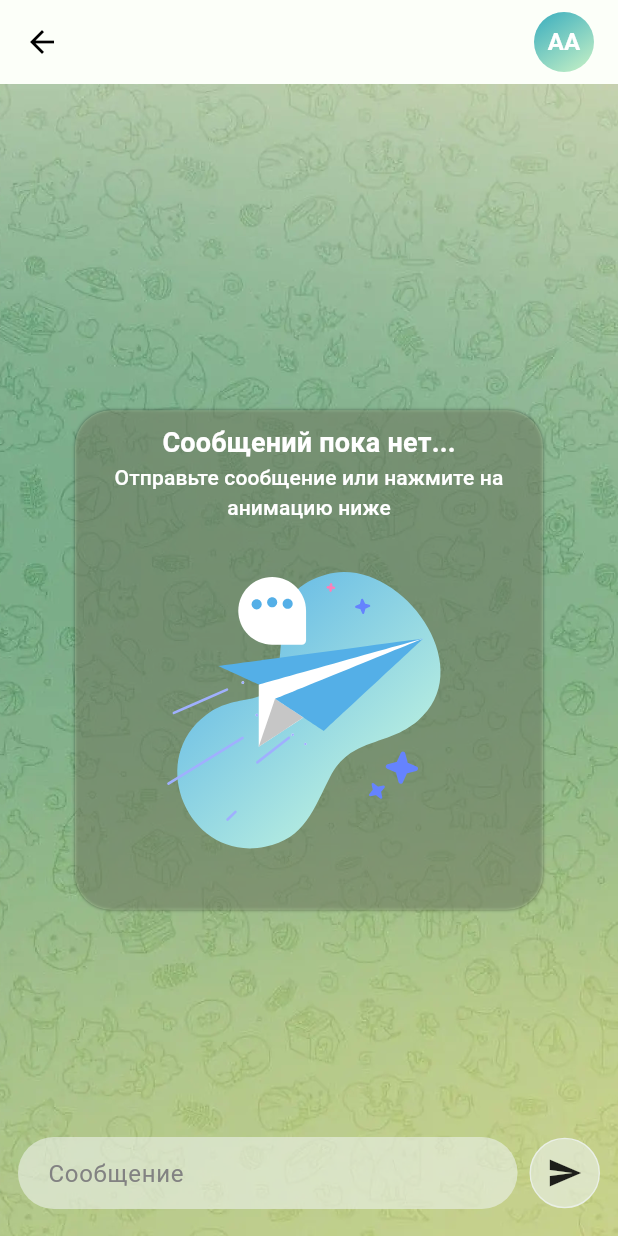
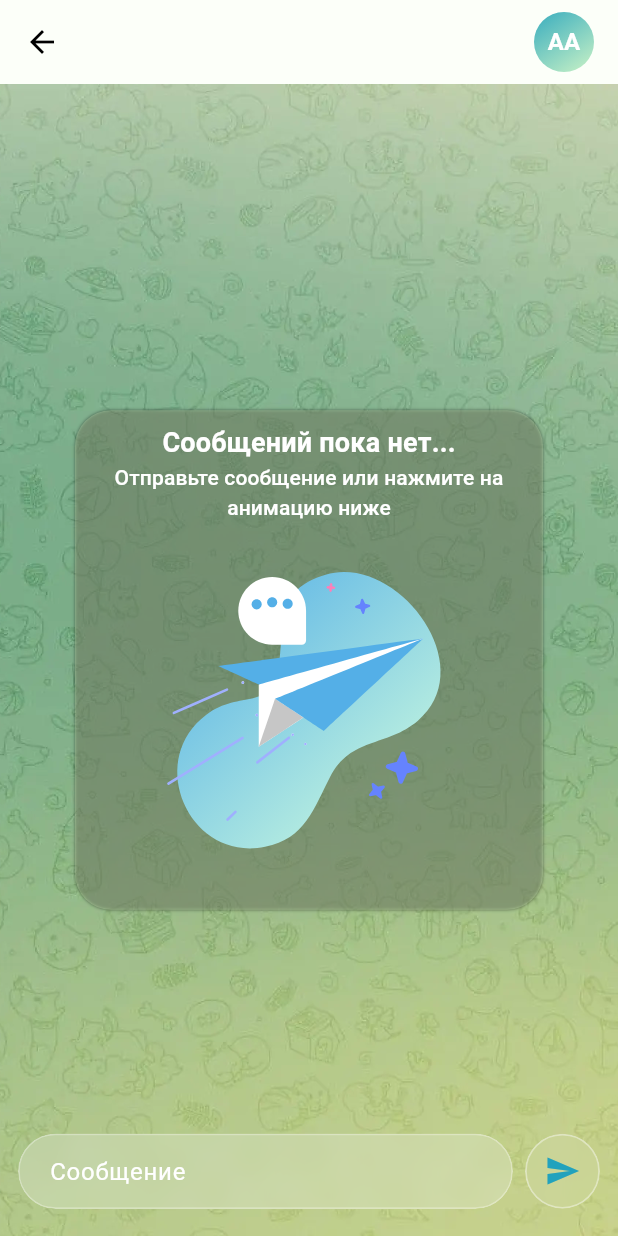
Before and after one commit to MatFizik/messenger, a Flutter app: the ChatScreen screen opened directly with empty values, on a phone screen of 412 x 824 dp. Run offline on Flutter 3.47's test engine with Material 3 defaults, Android fonts, the phone set to English and light mode, and no system bars; our stand-ins replace bloc, cloud_firestore, firebase_auth, firebase_core, flutter_bloc, lottie and 2 more; missing offline and left inert: dotlottie_loader; accounts and stored records are empty.

```diff
--- a/lib/common/utils/letters_avatar/letters_avatar_widget.dart
+++ b/lib/common/utils/letters_avatar/letters_avatar_widget.dart
@@ -9,12 +9,12 @@ Widget getAvatar({
   String firstName = 'A';
   String lastName = 'A';
   if (name != '' && name != ' ') {
-    if (name.split(' ').length > 1) {
-      firstName = name.split(' ')[0];
-      lastName = name.split(' ')[1];
+    if (name.trim().split(' ').length > 1) {
+      firstName = name.trim().split(' ')[0];
+      lastName = name.trim().split(' ')[1];
     } else {
-      lastName = name.split(' ')[0];
-      firstName = name.split(' ')[0];
+      lastName = name.trim().split(' ')[0];
+      firstName = name.trim().split(' ')[0];
     }
   }
 
--- a/lib/features/chats/presentation/widgets/chat_action_widget.dart
+++ b/lib/features/chats/presentation/widgets/chat_action_widget.dart
@@ -1,8 +1,10 @@
 import 'dart:io';
+import 'dart:ui';
 
 import 'package:flutter/material.dart';
 import 'package:messenger/common/theme/app_colors.dart';
 import 'package:messenger/common/theme/app_theme.dart';
+import 'package:messenger/features/chats/presentation/widgets/glass_container_widget.dart';
 
 class ChatActionWidget extends StatefulWidget {
   final TextEditingController controller;
@@ -28,16 +30,17 @@ class _ChatActionWidgetState extends State<ChatActionWidget> {
       child: Row(
         children: [
           Expanded(
+            child: ClipRRect(
+              borderRadius: BorderRadius.circular(25),
               child: Container(
-              decoration: BoxDecoration(
-                borderRadius: BorderRadius.circular(30),
-                color: Theme.of(context)
-                    .extension<ChatTheme>()
-                    ?.actionColor
-                    ?.withValues(
-                      alpha: 0.4,
+                decoration: const BoxDecoration(
+                  gradient: LinearGradient(
+                    colors: [Colors.transparent, Colors.transparent],
+                    begin: Alignment.topLeft,
+                    end: Alignment.bottomRight,
                   ),
                 ),
+                child: GlassContainerWidget(
                   child: TextFormField(
                     controller: widget.controller,
                     maxLines: 5,
@@ -50,10 +53,9 @@ class _ChatActionWidgetState extends State<ChatActionWidget> {
                           .extension<ChatTheme>()
                           ?.actionColor
                           ?.withValues(
-                        alpha: 0.4,
+                            alpha: 0.2,
                           ),
-                  hintStyle:
-                      const TextStyle(color: AppColors.textTertiaryLight),
+                      hintStyle: const TextStyle(color: AppColors.textPrimary),
                       hintText: 'Сообщение',
                       contentPadding: const EdgeInsets.symmetric(
                         vertical: 10,
@@ -71,35 +73,19 @@ class _ChatActionWidgetState extends State<ChatActionWidget> {
                   ),
                 ),
               ),
+            ),
+          ),
           const SizedBox(width: 8),
           InkWell(
             onTap: () => widget.sendMessege(),
-            child: Container(
-              decoration: BoxDecoration(
-                border: Border.all(
-                  color:
-                      Theme.of(context).extension<ChatTheme>()?.actionColor ??
-                          Colors.transparent,
+            child: SizedBox(
+              width: 50,
+              height: 50,
+              child: GlassContainerWidget(
+                child: Icon(
+                  Icons.send,
+                  color: Theme.of(context).colorScheme.primary,
                 ),
-                shape: BoxShape.circle,
-                color: Theme.of(context)
-                    .extension<ChatTheme>()
-                    ?.actionColor
-                    ?.withValues(
-                      alpha: 0.4,
-                    ),
-              ),
-              child: Container(
-                decoration: BoxDecoration(
-                  borderRadius: BorderRadius.circular(30),
-                  color: Theme.of(context)
-                      .extension<ChatTheme>()
-                      ?.actionColor
-                      ?.withValues(alpha: 0.4),
-                ),
-                width: 45,
-                height: 45,
-                child: const Icon(Icons.send),
               ),
             ),
           ),
--- /dev/null
+++ b/lib/features/chats/presentation/widgets/glass_container_widget.dart
@@ -0,0 +1,35 @@
+import 'dart:ui';
+
+import 'package:flutter/material.dart';
+
+class GlassContainerWidget extends StatelessWidget {
+  final Widget child;
+  final double radius;
+
+  const GlassContainerWidget({
+    super.key,
+    required this.child,
+    this.radius = 25,
+  });
+
+  @override
+  Widget build(BuildContext context) {
+    return ClipRRect(
+      borderRadius: BorderRadius.circular(radius),
+      child: BackdropFilter(
+        filter: ImageFilter.blur(sigmaX: 8, sigmaY: 8),
+        child: Container(
+          decoration: BoxDecoration(
+            color: Colors.white.withValues(alpha: 0.1),
+            borderRadius: BorderRadius.circular(radius),
+            border: Border.all(
+              color: Colors.white.withValues(alpha: 0.4),
+              width: 1.2,
+            ),
+          ),
+          child: child,
+        ),
+      ),
+    );
+  }
+}
--- a/lib/features/settings/presentation/settings_screen.dart
+++ b/lib/features/settings/presentation/settings_screen.dart
@@ -69,7 +69,7 @@ class _SettingsScreenState extends State<SettingsScreen> {
       appBar: AppBar(
         title: Text(
           'Настройки',
-          style: Theme.of(context).textTheme.titleLarge,
+          style: Theme.of(context).textTheme.titleMedium,
         ),
       ),
       body: Padding(
```
Also changed, not shown: 1 other file. Lines whose indentation alone changed are shown as unchanged.
